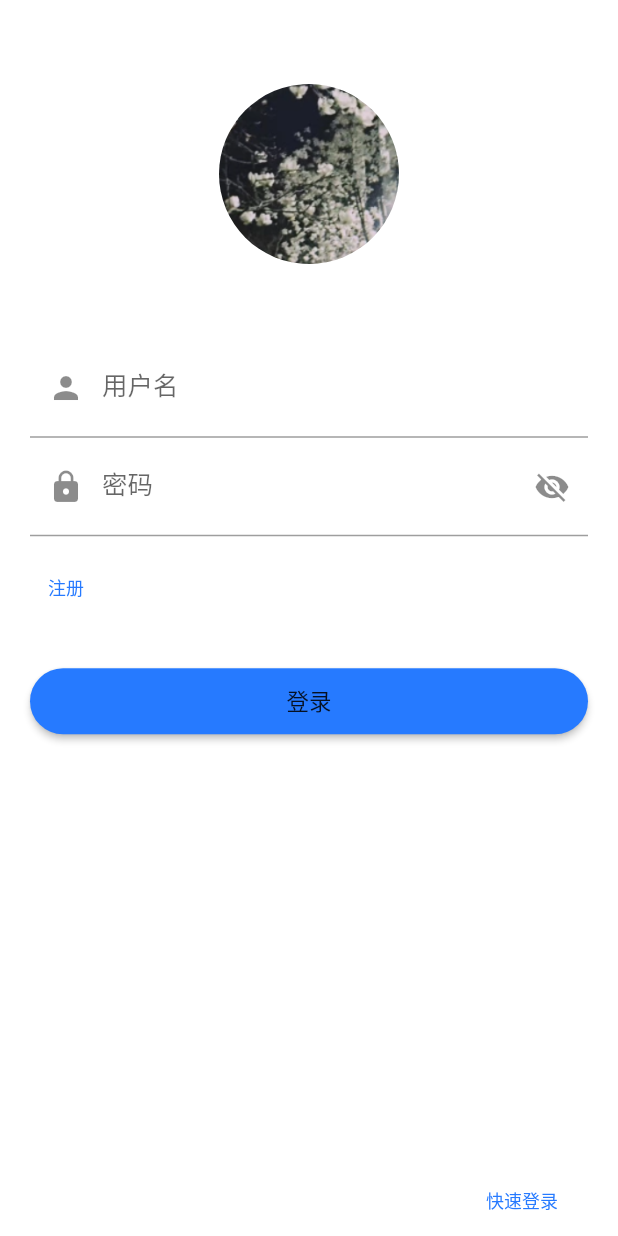
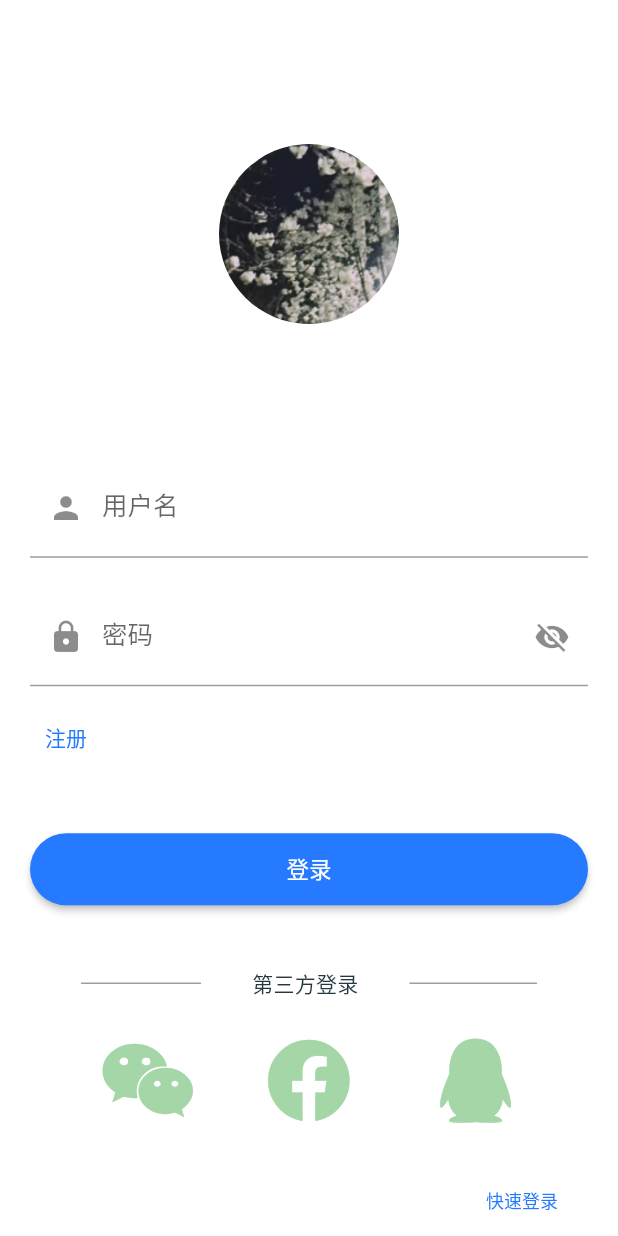
Before and after one commit to QtyearLin/flutter_base, a Flutter app: the LoginPage screen opened by its route, on a phone screen of 412 x 824 dp. Run offline on Flutter 3.47's test engine with Material 2 defaults, Android fonts, the phone set to English and light mode, and no system bars; drawn by our look-alikes of flutter_easyloading; our stand-ins replace cached_network_image, connectivity, convert, cookie_jar, device_info, dio and 8 more; missing offline and left inert: flutter_verification_box; accounts and stored records are empty; statements that could not run were skipped.

Commit message:
widget分层

```diff
--- a/flutter_app/lib/main.dart
+++ b/flutter_app/lib/main.dart
@@ -7,7 +7,6 @@ import 'package:provider/provider.dart';
 import 'app.dart';
 import 'provider/app_provider.dart';
 import 'provider/user_provider.dart';
-import 'provider/global.dart';
 import 'widget/base_error_page.dart';
 
 Future<void> main() async {
--- a/flutter_app/lib/pages/home_index.dart
+++ b/flutter_app/lib/pages/home_index.dart
@@ -1,11 +1,7 @@
 import 'dart:async';
-import 'dart:ui' as prefix0;
 
 import 'package:flutter/material.dart';
 import 'package:flutter/services.dart';
-import 'package:flutter_app/bean/user_bean.dart';
-import 'package:flutter_app/pages/tabs/index_activity.dart';
-import 'package:flutter_app/style/app_theme.dart';
 import 'package:flutter_app/bean/app_eventbus_event.dart';
 import 'package:flutter_app/bean/user_bean.dart';
 import 'package:flutter_app/config/app_channel_methods.dart';
@@ -17,6 +13,7 @@ import 'package:flutter_app/style/app_theme.dart';
 import 'package:flutter_app/utils/bus_utils.dart';
 import 'package:flutter_app/widget/base_will_pop_scope_route.dart';
 import 'package:provider/provider.dart';
+
 import 'home_drawer.dart';
 
 class HomeIndex extends StatefulWidget {
--- a/flutter_app/lib/pages/login/login.dart
+++ b/flutter_app/lib/pages/login/login.dart
@@ -2,6 +2,7 @@ import 'package:flutter/material.dart';
 import 'package:flutter/services.dart';
 import 'package:flutter_app/apis/user_api.dart';
 import 'package:flutter_app/config/app_keys.dart';
+import 'package:flutter_app/pages/login/login_slice_input.dart';
 import 'package:flutter_app/pages/login/register.dart';
 import 'package:flutter_app/provider/global.dart';
 import 'package:flutter_app/provider/user_provider.dart';
@@ -14,6 +15,8 @@ import 'package:flutter_easyloading/flutter_easyloading.dart';
 import 'package:convert/convert.dart';
 import 'package:crypto/crypto.dart';
 import 'dart:convert';
+
+import 'package:font_awesome_flutter/font_awesome_flutter.dart';
 
 import 'package:provider/provider.dart';
 
@@ -28,41 +31,19 @@ class LoginPage extends StatefulWidget {
 }
 
 class _LoginPageState extends State<LoginPage> {
-  //焦点
-  FocusNode _focusNodePassWord = FocusNode();
-  FocusNode _focusNodeUserName = FocusNode();
 
-  //用户名输入框控制器，此控制器可以监听用户名输入框操作
-  TextEditingController _userPasswdController = TextEditingController();
-  TextEditingController _userNameController = TextEditingController();
 
-  //表单状态
-  GlobalKey<FormState> _formKey = GlobalKey<FormState>();
 
-  String? _password = ''; //密码
-  String? _username = ''; //用户名
-  var _isShowPwd = false; //是否显示密码
-  var _isShowClear = false;
 
-  bool _showBottom = true; //是否显示输入框尾部的清除按钮
+  final String? _password = ''; //密码
+  final String? _username = ''; //用户名
+
+
+
+  final bool _showBottom = true; //是否显示输入框尾部的清除按钮
 
   @override
   void initState() {
-    //设置焦点监听
-    _focusNodeUserName.addListener(_focusNodeListener);
-    _focusNodePassWord.addListener(_focusNodeListener);
-    //监听用户名框的输入改变
-    _userNameController.addListener(() {
-      print(_userNameController.text);
-
-      // 监听文本框输入变化，当有内容的时候，显示尾部清除按钮，否则不显示
-      if (_userNameController.text.length > 0) {
-        _isShowClear = true;
-      } else {
-        _isShowClear = false;
-      }
-    });
-
     //get auto accout sync
     _username = StorageUtil().getString(AppDataKeys.user_name);
     _password = StorageUtil().getString(AppDataKeys.user_passwd);
@@ -82,131 +63,19 @@ class _LoginPageState extends State<LoginPage> {
 
   @override
   void dispose() {
-    // TODO: implement dispose
-    // 移除焦点监听
-    _focusNodeUserName.removeListener(_focusNodeListener);
-    _focusNodePassWord.removeListener(_focusNodeListener);
-    _userNameController.dispose();
+
     super.dispose();
   }
 
-  // 监听焦点
-  Future<Null> _focusNodeListener() async {
-    if (_focusNodeUserName.hasFocus) {
-      print("用户名框获取焦点");
-      // 取消密码框的焦点状态
-      _focusNodePassWord.unfocus();
-    }
-    if (_focusNodePassWord.hasFocus) {
-      print("密码框获取焦点");
-      // 取消用户名框焦点状态
-      _focusNodeUserName.unfocus();
-    }
-  }
 
-  /**
-   * 验证用户名
-   */
-  String? validateUserName(var value) {
-    // 正则匹配手机号
-    RegExp exp = RegExp(
-        r'^((13[0-9])|(14[0-9])|(15[0-9])|(16[0-9])|(17[0-9])|(18[0-9])|(19[0-9]))\d{8}$');
-    if (value.isEmpty) {
-      return '用户名不能为空!';
-    } else if (!exp.hasMatch(value)) {
-      return '请输入正确手机号';
-    }
-    return null;
-  }
-
-  /**
-   * 验证密码
-   */
-  String? validatePassWord(value) {
-    if (value.isEmpty) {
-      return '密码不能为空';
-    } else if (value.trim().length < 6 || value.trim().length > 18) {
-      return '密码长度不正确';
-    }
-    return null;
-  }
 
   @override
   Widget build(BuildContext context) {
     // logo 图片区域
     Widget logoImageArea = LogoWidget();
-    //输入文本框区域
-    Widget inputTextArea = Container(
-      // height: ScreenUtil().setHeight(40),
-      margin: EdgeInsets.only(left: 20, right: 20, top: 20, bottom: 10),
-      decoration: BoxDecoration(
-          borderRadius: BorderRadius.all(Radius.circular(8)),
-          color: Colors.white),
-      child: Form(
-        key: _formKey,
-        child: Column(
-          mainAxisSize: MainAxisSize.min,
-          children: <Widget>[
-            TextFormField(
-              controller: _userNameController,
-              focusNode: _focusNodeUserName,
-              //设置键盘类型
-              keyboardType: TextInputType.number,
-              decoration: InputDecoration(
-                labelText: "用户名",
-                hintText: "请输入手机号",
-                prefixIcon: Icon(Icons.person),
-                //尾部添加清除按钮
-                suffixIcon: (_isShowClear)
-                    ? IconButton(
-                        icon: Icon(Icons.clear),
-                        onPressed: () {
-                          // 清空输入框内容
-                          _userNameController.clear();
-                        },
-                      )
-                    : null,
-              ),
-              //验证用户名
-              validator: validateUserName,
-              //保存数据
-              onSaved: (var value) {
-                _username = value!;
-              },
-            ),
-            TextFormField(
-              controller: _userPasswdController,
-              focusNode: _focusNodePassWord,
-              decoration: InputDecoration(
-                  labelText: "密码",
-                  hintText: "请输入密码",
-                  prefixIcon: Icon(Icons.lock),
-                  // 是否显示密码
-                  suffixIcon: IconButton(
-                    icon: Icon(
-                        (_isShowPwd) ? Icons.visibility : Icons.visibility_off),
-                    // 点击改变显示或隐藏密码
-                    onPressed: () {
-                      setState(() {
-                        _isShowPwd = !_isShowPwd;
-                      });
-                    },
-                  )),
-              obscureText: !_isShowPwd,
-              //密码验证
-              validator: validatePassWord,
-              //保存数据
-              onSaved: (var value) {
-                _password = value!;
-              },
-            )
-          ],
-        ),
-      ),
-    );
-    // 登录按钮区域
 
-    Widget loginButtonArea = AppChipeBtn("登录", onPressed: () {
+
+    Widget loginButtonArea = AppChipeBtn("登录",  colorTitle:Colors.white,onPressed: () {
       //点击登录按钮，解除焦点，回收键盘
       _focusNodePassWord.unfocus();
       _focusNodeUserName.unfocus();
@@ -219,56 +88,56 @@ class _LoginPageState extends State<LoginPage> {
         _login();
       }
     });
-
+    const  double imageSize = 56;
     //第三方登录区域
     Widget thirdLoginArea = Container(
-      margin: EdgeInsets.only(left: 20, right: 20),
+      margin: const EdgeInsets.only(left: 20, right: 20),
       child: Column(
         children: <Widget>[
-          //  Row(
-          //   mainAxisSize: MainAxisSize.max,
-          //   mainAxisAlignment: MainAxisAlignment.spaceEvenly,
-          //   children: <Widget>[
-          //     Container(
-          //       width: 80,
-          //       height: 1.0,
-          //       color: Colors.grey,
-          //     ),
-          //     Text('第三方登录'),
-          //     Container(
-          //       width: 85,
-          //       height: 1.0,
-          //       color: Colors.grey,
-          //     ),
-          //   ],
-          // ),
-          SizedBox(
+          Row(
+            mainAxisSize: MainAxisSize.max,
+            mainAxisAlignment: MainAxisAlignment.spaceEvenly,
+            children: <Widget>[
+              Container(
+                width: 80,
+                height: 1.0,
+                color: Colors.grey,
+              ),
+              const Text('第三方登录'),
+              Container(
+                width: 85,
+                height: 1.0,
+                color: Colors.grey,
+              ),
+            ],
+          ),
+          const SizedBox(
             height: 18,
           ),
-          /*  Row(
+          Row(
             mainAxisAlignment: MainAxisAlignment.spaceEvenly,
             children: <Widget>[
               IconButton(
                 color: Colors.green[200],
                 // 第三方库icon图标
-                icon: Icon(FontAwesomeIcons.weixin),
-                iconSize: ScreenUtil().setHeight(80),
+                icon: const Icon(FontAwesomeIcons.weixin),
+                iconSize: imageSize,
                 onPressed: () {},
               ),
               IconButton(
                 color: Colors.green[200],
                 icon: Icon(FontAwesomeIcons.facebook),
-                iconSize: ScreenUtil().setHeight(80),
+                iconSize: imageSize,
                 onPressed: () {},
               ),
               IconButton(
                 color: Colors.green[200],
                 icon: Icon(FontAwesomeIcons.qq),
-                iconSize: ScreenUtil().setHeight(80),
+                iconSize: imageSize,
                 onPressed: () {},
               )
             ],
-          )*/
+          )
         ],
       ),
     );
@@ -283,17 +152,17 @@ class _LoginPageState extends State<LoginPage> {
         child: Column(
           children: <Widget>[
             thirdLoginArea,
-            SizedBox(
+            const SizedBox(
               height: 20,
             ),
             Container(
-              margin: EdgeInsets.only(right: 20, left: 30),
+              margin: const EdgeInsets.only(right: 20, left: 30),
               child: Row(
                 mainAxisSize: MainAxisSize.max,
                 mainAxisAlignment: MainAxisAlignment.end,
                 children: <Widget>[
                   FlatButton(
-                    child: Text(
+                    child: const Text(
                       "快速登录",
                       style: TextStyle(
                         color: AppColors.selected,
@@ -323,7 +192,7 @@ class _LoginPageState extends State<LoginPage> {
     );
 
     return Scaffold(
-      // resizeToAvoidBottomInset:false,
+      resizeToAvoidBottomInset:false,
       appBar: AppBar(
         backgroundColor: Colors.white,
         shadowColor: Colors.transparent,
@@ -349,10 +218,13 @@ class _LoginPageState extends State<LoginPage> {
                   //   height: ScreenUtil().setHeight(100),
                   // ),
                   logoImageArea,
-                  SizedBox(
-                    height: 30,
+                  const SizedBox(
+                    height: 70,
                   ),
-                  inputTextArea,
+                  const LoginSliceInput(
+                      username: _username,
+                    password: _password,
+                  ),
                   Container(
                     alignment: Alignment.centerRight,
                     // child:  Row(
@@ -362,11 +234,11 @@ class _LoginPageState extends State<LoginPage> {
                       // mainAxisAlignment: MainAxisAlignment.spaceBetween,
                       children: <Widget>[
                         FlatButton(
-                            child: Text(
+                            child: const Text(
                               "注册",
                               style: TextStyle(
                                 color: AppColors.selected,
-                                fontSize: 12.0,
+                                fontSize: 14.0,
                               ),
                             ),
                             //点击快速注册、执行事件
@@ -376,12 +248,12 @@ class _LoginPageState extends State<LoginPage> {
                                   MaterialPageRoute(
                                       builder: (context) => RegisterPage()));
                             }),
-                        Expanded(child: SizedBox()),
+                        const Expanded(child: SizedBox()),
                       ],
                     ),
                   ),
-                  SizedBox(
-                    height: 20,
+                  const SizedBox(
+                    height: 30,
                   ),
                   loginButtonArea,
                 ],
@@ -427,7 +299,7 @@ class _LoginPageState extends State<LoginPage> {
 
 // md5 加密
   _generateMd5(var data) {
-    var content = Utf8Encoder().convert(data);
+    var content = const Utf8Encoder().convert(data);
     var digest = md5.convert(content);
     return hex.encode(digest.bytes);
   }
--- /dev/null
+++ b/flutter_app/lib/pages/login/login_slice_input.dart
@@ -0,0 +1,172 @@
+import 'package:flutter/material.dart';
+
+class LoginSliceInput extends StatefulWidget {
+  final String? username;
+  final String? password;
+
+  const LoginSliceInput({Key? key, required this.username, required this.password})
+      : super(key: key);
+
+  @override
+  _LoginSliceInputState createState() => _LoginSliceInputState();
+}
+
+class _LoginSliceInputState extends State<LoginSliceInput> {
+  //焦点
+  final FocusNode _focusNodePassWord = FocusNode();
+  final FocusNode _focusNodeUserName = FocusNode();
+
+  //用户名输入框控制器，此控制器可以监听用户名输入框操作
+  final TextEditingController _userPasswdController = TextEditingController();
+  final TextEditingController _userNameController = TextEditingController();
+
+  var _isShowClear = false;
+  var _isShowPwd = false; //是否显示密码
+
+  //表单状态
+  GlobalKey<FormState> _formKey = GlobalKey<FormState>();
+
+  @override
+  void initState() {
+    //设置焦点监听
+    _focusNodeUserName.addListener(_focusNodeListener);
+    _focusNodePassWord.addListener(_focusNodeListener);
+    //监听用户名框的输入改变
+    _userNameController.addListener(() {
+      print(_userNameController.text);
+
+      // 监听文本框输入变化，当有内容的时候，显示尾部清除按钮，否则不显示
+      if (_userNameController.text.isNotEmpty) {
+        _isShowClear = true;
+      } else {
+        _isShowClear = false;
+      }
+    });
+  }
+
+  @override
+  void dispose() {
+    // 移除焦点监听
+    _focusNodeUserName.removeListener(_focusNodeListener);
+    _focusNodePassWord.removeListener(_focusNodeListener);
+    _userNameController.dispose();
+  }
+
+  @override
+  Widget build(BuildContext context) {
+    return //输入文本框区域
+        Container(
+      // height: ScreenUtil().setHeight(40),
+      margin: const EdgeInsets.only(left: 20, right: 20, top: 20, bottom: 10),
+      decoration: const BoxDecoration(
+          borderRadius: BorderRadius.all(Radius.circular(8)),
+          color: Colors.white),
+      child: Form(
+        key: _formKey,
+        child: Column(
+          mainAxisSize: MainAxisSize.min,
+          children: <Widget>[
+            TextFormField(
+              controller: _userNameController,
+              focusNode: _focusNodeUserName,
+              //设置键盘类型
+              keyboardType: TextInputType.number,
+              decoration: InputDecoration(
+                labelText: "用户名",
+                hintText: "请输入手机号",
+                prefixIcon: Icon(Icons.person),
+                //尾部添加清除按钮
+                suffixIcon: (_isShowClear)
+                    ? IconButton(
+                        icon: Icon(Icons.clear),
+                        onPressed: () {
+                          // 清空输入框内容
+                          _userNameController.clear();
+                        },
+                      )
+                    : null,
+              ),
+              //验证用户名
+              validator: validateUserName,
+              //保存数据
+              onSaved: (var value) {
+                _username = value!;
+              },
+            ),
+            const SizedBox(
+              height: 20,
+            ),
+            TextFormField(
+              controller: _userPasswdController,
+              focusNode: _focusNodePassWord,
+              decoration: InputDecoration(
+                  labelText: "密码",
+                  hintText: "请输入密码",
+                  prefixIcon: Icon(Icons.lock),
+                  // 是否显示密码
+                  suffixIcon: IconButton(
+                    icon: Icon(
+                        (_isShowPwd) ? Icons.visibility : Icons.visibility_off),
+                    // 点击改变显示或隐藏密码
+                    onPressed: () {
+                      setState(() {
+                        _isShowPwd = !_isShowPwd;
+                      });
+                    },
+                  )),
+              obscureText: !_isShowPwd,
+              //密码验证
+              validator: validatePassWord,
+              //保存数据
+              onSaved: (var value) {
+                _password = value!;
+              },
+            )
+          ],
+        ),
+      ),
+    );
+    // 登录按钮区域
+  }
+
+  /**
+   * 验证用户名
+   */
+  String? validateUserName(var value) {
+    // 正则匹配手机号
+    RegExp exp = RegExp(
+        r'^((13[0-9])|(14[0-9])|(15[0-9])|(16[0-9])|(17[0-9])|(18[0-9])|(19[0-9]))\d{8}$');
+    if (value.isEmpty) {
+      return '用户名不能为空!';
+    } else if (!exp.hasMatch(value)) {
+      return '请输入正确手机号';
+    }
+    return null;
+  }
+
+  /**
+   * 验证密码
+   */
+  String? validatePassWord(value) {
+    if (value.isEmpty) {
+      return '密码不能为空';
+    } else if (value.trim().length < 6 || value.trim().length > 18) {
+      return '密码长度不正确';
+    }
+    return null;
+  }
+
+  // 监听焦点
+  Future<Null> _focusNodeListener() async {
+    if (_focusNodeUserName.hasFocus) {
+      print("用户名框获取焦点");
+      // 取消密码框的焦点状态
+      _focusNodePassWord.unfocus();
+    }
+    if (_focusNodePassWord.hasFocus) {
+      print("密码框获取焦点");
+      // 取消用户名框焦点状态
+      _focusNodeUserName.unfocus();
+    }
+  }
+}
--- a/flutter_app/lib/provider/global.dart
+++ b/flutter_app/lib/provider/global.dart
@@ -10,6 +10,7 @@ import 'package:provider/provider.dart';
 
 import '../config/app_keys.dart';
 import 'user_provider.dart';
+import 'package:logger/logger.dart';
 
 /// 全局配置
 class Global {
@@ -40,10 +41,13 @@ class Global {
   static var xx = "1231";
 
   static bool isLoginAsTeacher = false; //老师
+  static var logger = Logger();
 
   /// init
   static Future init() async {
     // 运行初始
+    Logger.level = Level.debug;
+    logger.d("init");
     WidgetsFlutterBinding.ensureInitialized();
     // 读取设备信息
     DeviceInfoPlugin deviceInfoPlugin = DeviceInfoPlugin();
--- a/flutter_app/lib/route/route_util.dart
+++ b/flutter_app/lib/route/route_util.dart
@@ -71,7 +71,7 @@ class RouteUtils {
       BuildContext context, Widget widget) {
     return Navigator.push(
         context,
-        new CupertinoPageRoute(
+        new MaterialPageRoute(
             builder: (context) => pageContainer(widget, context)));
   }
 
--- a/flutter_app/lib/route/routes.dart
+++ b/flutter_app/lib/route/routes.dart
@@ -20,6 +20,7 @@ final routes = {
 /**
  * 路由解析
  */
+// ignore: prefer_function_declarations_over_variables
 var onGenerateRoute = (RouteSettings settings) {
   // 统一处理
   var name = settings.name;
@@ -34,7 +35,7 @@ var onGenerateRoute = (RouteSettings settings) {
   final Function? pageContentBuilder = routes[name!];
   if (pageContentBuilder != null) {
     if (arguments != null) {
-      print("onGenerateRoute:name:" + name);
+      print("onGenerateRoute:name:%s" + name);
       print("onGenerateRoute:arguments" + arguments.toString());
       print("arguments-type:" + arguments.runtimeType.toString());
       final Route route = MaterialPageRoute(
--- a/flutter_app/lib/widget/app/like_login_btn.dart
+++ b/flutter_app/lib/widget/app/like_login_btn.dart
@@ -26,7 +26,7 @@ class AppChipeBtn extends StatelessWidget {
   AppChipeBtn(
     this.title, {
     this.onPressed,
-    this.height = 44,
+    this.height = 48,
     this.marginLR = 20,
     this.marginTB = 10,
     this.paddingLR = 0,
--- a/flutter_app/lib/widget/app/logo.dart
+++ b/flutter_app/lib/widget/app/logo.dart
@@ -6,6 +6,7 @@ class LogoWidget extends StatelessWidget {
   Widget build(BuildContext context) {
     return Container(
       alignment: Alignment.topCenter,
+      margin: const EdgeInsets.only(top: 40),
       // 设置图片为圆形
       child: ClipOval(
         child: Column(
```
Also changed, not shown: flutter_app/lib/app.dart (+15 -13 lines), flutter_app/lib/pages/splash/welcom_page.dart (+27 -25 lines), flutter_app/lib/utils/storage.dart (+0 -9 lines), 1 other file. Lines whose indentation alone changed are shown as unchanged.
